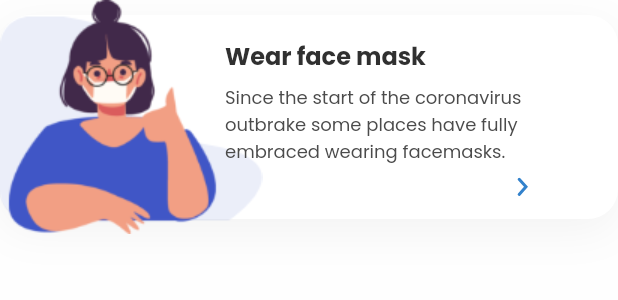
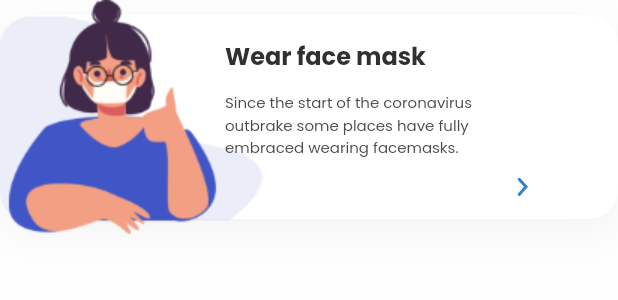
Before and after one commit to joojscript/Covid-19-Tracker, a Flutter app: the PreventionMethodBox widget shown alone on an empty page, opened directly, on a phone screen of 412 x 824 dp. Shown: the top 300 px of the screen. Run offline on Flutter 3.47's test engine with Material 2 defaults, Android fonts, the phone set to English and light mode, and no system bars; our stand-ins replace flutter_svg; network calls fail.

```diff
--- a/lib/components/prevention_method_box.dart
+++ b/lib/components/prevention_method_box.dart
@@ -56,7 +56,7 @@ class PreventionMethodBox extends StatelessWidget {
                     Text(
                       this.text,
                       style: TextStyle(
-                        fontSize: 12,
+                        fontSize: 10,
                       ),
                     ),
                     Align(
--- a/lib/components/symptom_card.dart
+++ b/lib/components/symptom_card.dart
@@ -38,7 +38,7 @@ class SymptomCard extends StatelessWidget {
         children: [
           Image.asset(
             this.imageAssetURL,
-            height: 90,
+            height: 70,
           ),
           Text(
             this.title,
--- a/lib/main.dart
+++ b/lib/main.dart
@@ -11,6 +11,7 @@ class MyApp extends StatelessWidget {
   @override
   Widget build(BuildContext context) {
     return MaterialApp(
+      debugShowCheckedModeBanner: false,
       title: 'COVID-19 Tracker',
       theme: ThemeData(
         scaffoldBackgroundColor: kBackgroundColor,
```
Also changed, not shown: .github/screens.png (added), 2 other files.
